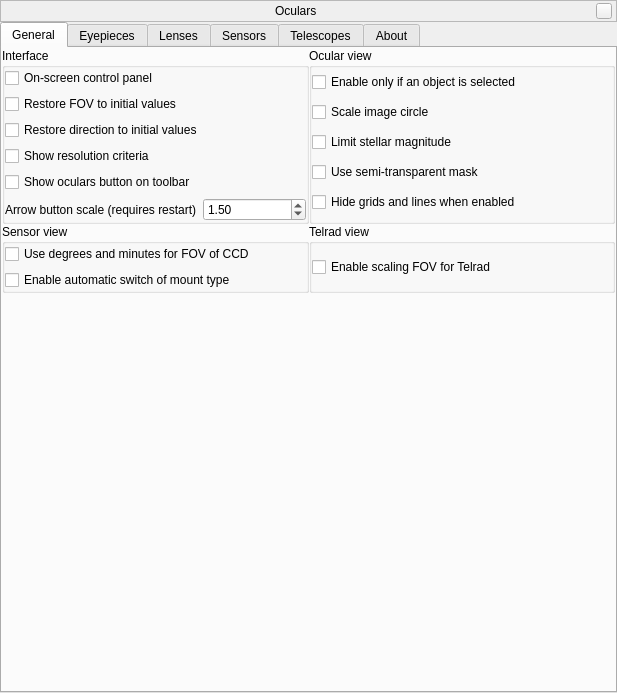
This is plugins/Oculars/src/gui/ocularDialog.ui in 519984307/stellarium_src as Qt 5 draws it before an edit. The edited form follows.
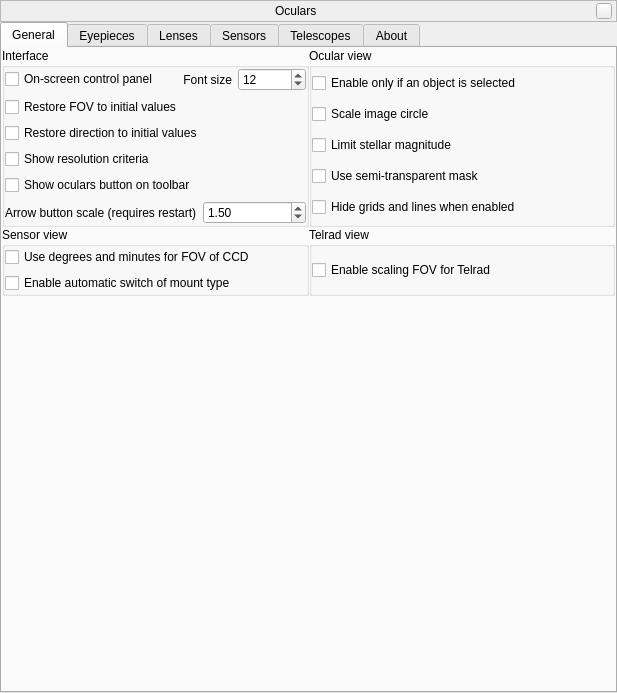
This is the edited form. Icons and pictures are not drawn. Custom widgets are drawn as their Qt base class.

The edit to the form file:
```diff
--- a/plugins/Oculars/src/gui/ocularDialog.ui
+++ b/plugins/Oculars/src/gui/ocularDialog.ui
@@ -196,7 +196,41 @@
              <property name="bottomMargin">
               <number>0</number>
              </property>
-             <item row="8" column="0">
+             <item row="3" column="0">
+              <layout class="QHBoxLayout" name="guiPanelHorizontalLayout">
+               <item>
+                <widget class="QCheckBox" name="checkBoxControlPanel">
+                 <property name="text">
+                  <string>On-screen control panel</string>
+                 </property>
+                </widget>
+               </item>
+               <item>
+                <widget class="QLabel" name="guiFontSizeLabel">
+                 <property name="text">
+                  <string>Font size</string>
+                 </property>
+                 <property name="alignment">
+                  <set>Qt::AlignRight|Qt::AlignTrailing|Qt::AlignVCenter</set>
+                 </property>
+                </widget>
+               </item>
+               <item>
+                <widget class="QSpinBox" name="guiFontSizeSpinBox">
+                 <property name="minimum">
+                  <number>10</number>
+                 </property>
+                 <property name="maximum">
+                  <number>30</number>
+                 </property>
+                 <property name="value">
+                  <number>12</number>
+                 </property>
+                </widget>
+               </item>
+              </layout>
+             </item>
+             <item row="11" column="0">
               <layout class="QHBoxLayout" name="horizontalLayout_8">
                <item>
                 <widget class="QLabel" name="arrowButtonScaleLabel">
@@ -226,21 +260,14 @@
                </item>
               </layout>
              </item>
-             <item row="5" column="0">
+             <item row="8" column="0">
               <widget class="QCheckBox" name="checkBoxResolutionCriterion">
                <property name="text">
                 <string>Show resolution criteria</string>
                </property>
               </widget>
              </item>
-             <item row="2" column="0">
-              <widget class="QCheckBox" name="checkBoxControlPanel">
-               <property name="text">
-                <string>On-screen control panel</string>
-               </property>
-              </widget>
-             </item>
-             <item row="3" column="0">
+             <item row="6" column="0">
               <widget class="QCheckBox" name="checkBoxInitialFOV">
                <property name="toolTip">
                 <string>Mark it if you want the FOV value the same like at the startup of Stellarium.</string>
@@ -250,7 +277,7 @@
                </property>
               </widget>
              </item>
-             <item row="4" column="0">
+             <item row="7" column="0">
               <widget class="QCheckBox" name="checkBoxInitialDirection">
                <property name="toolTip">
                 <string>Mark it if you want the direction value the same like at the startup of Stellarium.</string>
@@ -260,7 +287,7 @@
                </property>
               </widget>
              </item>
-             <item row="6" column="0">
+             <item row="9" column="0">
               <widget class="QCheckBox" name="checkBoxToolbarButton">
                <property name="text">
                 <string>Show oculars button on toolbar</string>
```
